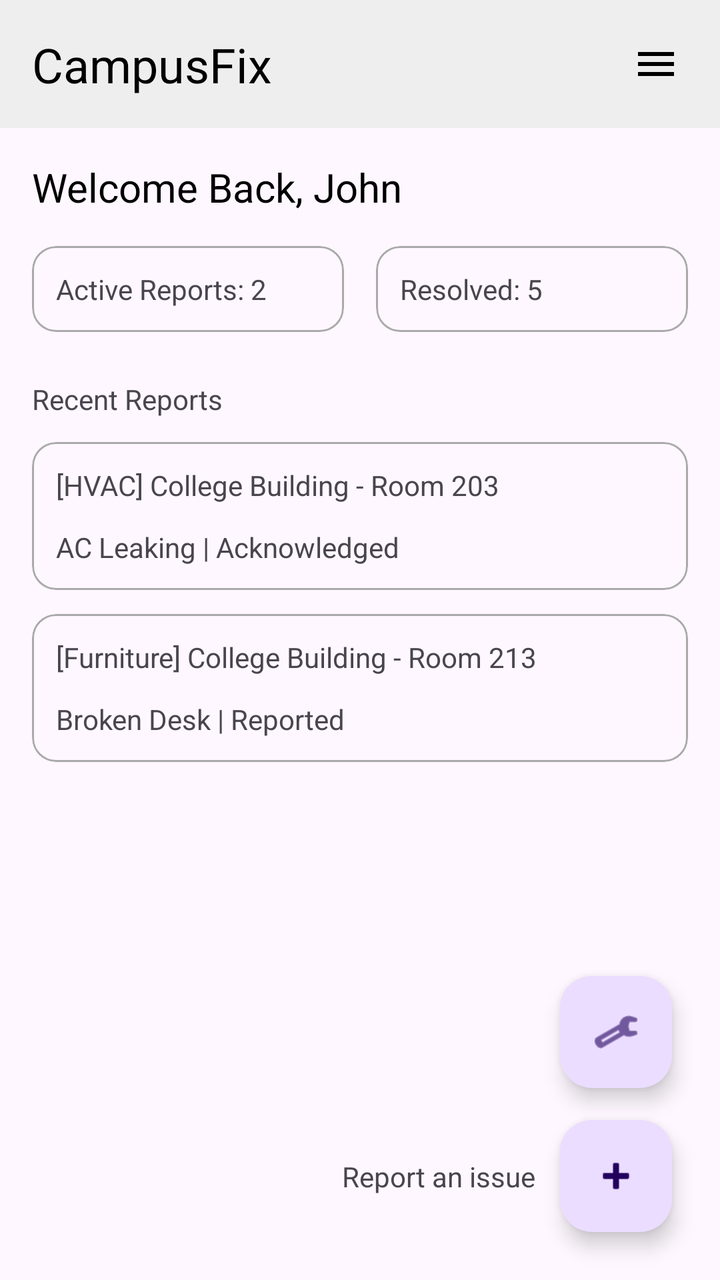
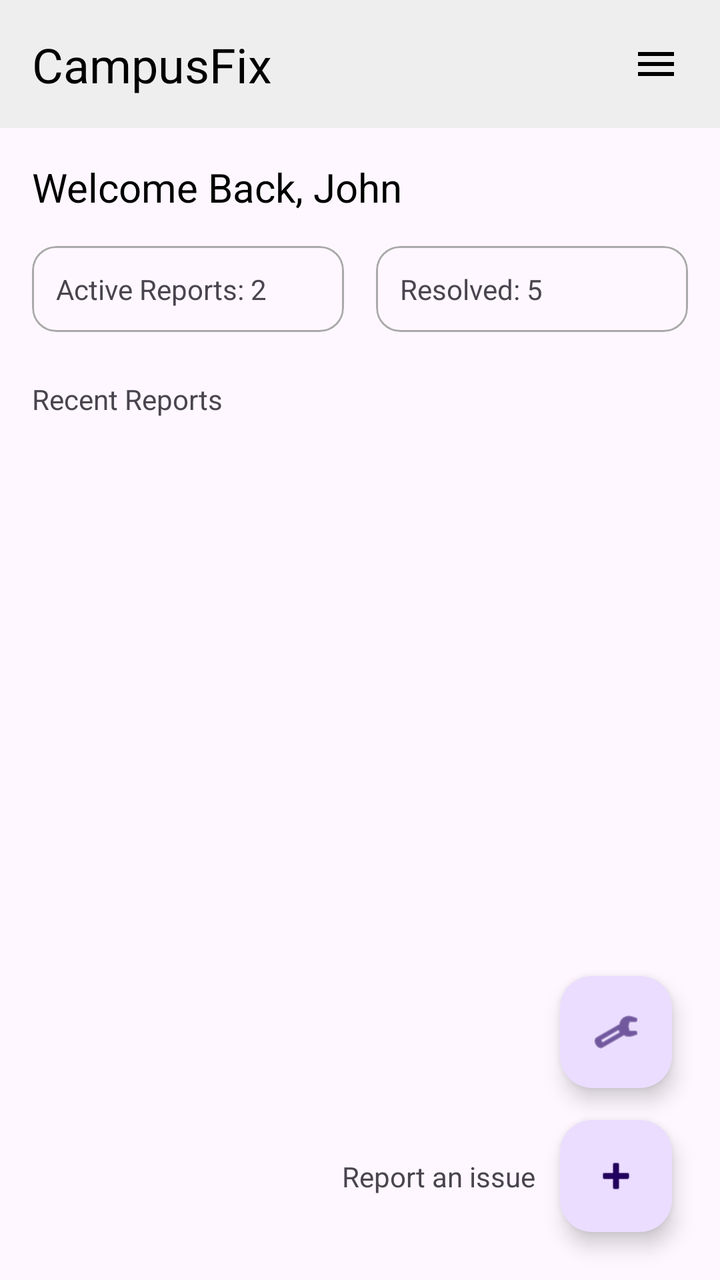

Compare the two renders of this Android layout. The source of the first and the diff that turns it into the second are given below.
<!-- AndroidManifest.xml: application theme Theme.CampusFix -->
<!-- res/layout/activity_dashboard.xml -->
<?xml version="1.0" encoding="utf-8"?>
<androidx.constraintlayout.widget.ConstraintLayout
    xmlns:android="http://schemas.android.com/apk/res/android"
    xmlns:app="http://schemas.android.com/apk/res-auto"
    xmlns:tools="http://schemas.android.com/tools"
    android:id="@+id/main"
    android:layout_width="match_parent"
    android:layout_height="match_parent"
    tools:context=".DashboardActivity">

    
    <androidx.constraintlayout.widget.ConstraintLayout
        android:id="@+id/topBar"
        android:layout_width="0dp"
        android:layout_height="64dp"
        android:background="#EEEEEE"
        app:layout_constraintEnd_toEndOf="parent"
        app:layout_constraintStart_toStartOf="parent"
        app:layout_constraintTop_toTopOf="parent">

        <TextView
            android:id="@+id/tvAppName"
            android:layout_width="wrap_content"
            android:layout_height="wrap_content"
            android:layout_marginStart="16dp"
            android:text="CampusFix"
            android:textColor="@android:color/black"
            android:textSize="24sp"
            app:layout_constraintBottom_toBottomOf="parent"
            app:layout_constraintStart_toStartOf="parent"
            app:layout_constraintTop_toTopOf="parent" />

        <ImageView
            android:id="@+id/ivMenu"
            android:layout_width="48dp"
            android:layout_height="48dp"
            android:layout_marginEnd="8dp"
            android:contentDescription="Menu"
            android:padding="12dp"
            android:src="@drawable/ic_menu"
            app:layout_constraintBottom_toBottomOf="parent"
            app:layout_constraintEnd_toEndOf="parent"
            app:layout_constraintTop_toTopOf="parent" />
    </androidx.constraintlayout.widget.ConstraintLayout>

    
    <TextView
        android:id="@+id/tvWelcome"
        android:layout_width="wrap_content"
        android:layout_height="wrap_content"
        android:layout_marginStart="16dp"
        android:layout_marginTop="16dp"
        android:text="Welcome Back, John"
        android:textColor="@android:color/black"
        android:textSize="20sp"
        app:layout_constraintStart_toStartOf="parent"
        app:layout_constraintTop_toBottomOf="@id/topBar" />

    
    <com.google.android.material.card.MaterialCardView
        android:id="@+id/cardActive"
        android:layout_width="0dp"
        android:layout_height="wrap_content"
        android:layout_marginStart="16dp"
        android:layout_marginTop="16dp"
        android:layout_marginEnd="8dp"
        app:cardElevation="0dp"
        app:strokeColor="@android:color/darker_gray"
        app:strokeWidth="1dp"
        app:layout_constraintEnd_toStartOf="@id/cardResolved"
        app:layout_constraintHorizontal_chainStyle="spread"
        app:layout_constraintStart_toStartOf="parent"
        app:layout_constraintTop_toBottomOf="@id/tvWelcome">

        <TextView
            android:id="@+id/tvActive"
            android:layout_width="match_parent"
            android:layout_height="wrap_content"
            android:padding="12dp"
            android:text="Active Reports: 2"
            android:textSize="14sp" />
    </com.google.android.material.card.MaterialCardView>

    <com.google.android.material.card.MaterialCardView
        android:id="@+id/cardResolved"
        android:layout_width="0dp"
        android:layout_height="wrap_content"
        android:layout_marginStart="8dp"
        android:layout_marginEnd="16dp"
        app:cardElevation="0dp"
        app:strokeColor="@android:color/darker_gray"
        app:strokeWidth="1dp"
        app:layout_constraintBottom_toBottomOf="@id/cardActive"
        app:layout_constraintEnd_toEndOf="parent"
        app:layout_constraintStart_toEndOf="@id/cardActive"
        app:layout_constraintTop_toTopOf="@id/cardActive">

        <TextView
            android:id="@+id/tvResolved"
            android:layout_width="match_parent"
            android:layout_height="wrap_content"
            android:padding="12dp"
            android:text="Resolved: 5"
            android:textSize="14sp" />
    </com.google.android.material.card.MaterialCardView>

    
    <TextView
        android:id="@+id/tvRecent"
        android:layout_width="wrap_content"
        android:layout_height="wrap_content"
        android:layout_marginStart="16dp"
        android:layout_marginTop="24dp"
        android:text="Recent Reports"
        android:textSize="14sp"
        app:layout_constraintStart_toStartOf="parent"
        app:layout_constraintTop_toBottomOf="@id/cardActive" />

    <com.google.android.material.card.MaterialCardView
        android:id="@+id/cardReport1"
        android:layout_width="0dp"
        android:layout_height="wrap_content"
        android:layout_marginStart="16dp"
        android:layout_marginTop="12dp"
        android:layout_marginEnd="16dp"
        app:cardElevation="0dp"
        app:strokeColor="@android:color/darker_gray"
        app:strokeWidth="1dp"
        app:layout_constraintEnd_toEndOf="parent"
        app:layout_constraintStart_toStartOf="parent"
        app:layout_constraintTop_toBottomOf="@id/tvRecent">

        <androidx.constraintlayout.widget.ConstraintLayout
            android:layout_width="match_parent"
            android:layout_height="wrap_content"
            android:padding="12dp">

            <TextView
                android:id="@+id/tvReport1Title"
                android:layout_width="wrap_content"
                android:layout_height="wrap_content"
                android:text="[HVAC] College Building - Room 203"
                android:textSize="14sp"
                app:layout_constraintStart_toStartOf="parent"
                app:layout_constraintTop_toTopOf="parent" />

            <TextView
                android:id="@+id/tvReport1Status"
                android:layout_width="wrap_content"
                android:layout_height="wrap_content"
                android:layout_marginTop="12dp"
                android:text="AC Leaking | Acknowledged"
                android:textSize="14sp"
                app:layout_constraintStart_toStartOf="parent"
                app:layout_constraintTop_toBottomOf="@id/tvReport1Title" />
        </androidx.constraintlayout.widget.ConstraintLayout>
    </com.google.android.material.card.MaterialCardView>

    <com.google.android.material.card.MaterialCardView
        android:id="@+id/cardReport2"
        android:layout_width="0dp"
        android:layout_height="wrap_content"
        android:layout_marginStart="16dp"
        android:layout_marginTop="12dp"
        android:layout_marginEnd="16dp"
        app:cardElevation="0dp"
        app:strokeColor="@android:color/darker_gray"
        app:strokeWidth="1dp"
        app:layout_constraintEnd_toEndOf="parent"
        app:layout_constraintStart_toStartOf="parent"
        app:layout_constraintTop_toBottomOf="@id/cardReport1">

        <androidx.constraintlayout.widget.ConstraintLayout
            android:layout_width="match_parent"
            android:layout_height="wrap_content"
            android:padding="12dp">

            <TextView
                android:id="@+id/tvReport2Title"
                android:layout_width="wrap_content"
                android:layout_height="wrap_content"
                android:text="[Furniture] College Building - Room 213"
                android:textSize="14sp"
                app:layout_constraintStart_toStartOf="parent"
                app:layout_constraintTop_toTopOf="parent" />

            <TextView
                android:id="@+id/tvReport2Status"
                android:layout_width="wrap_content"
                android:layout_height="wrap_content"
                android:layout_marginTop="12dp"
                android:text="Broken Desk | Reported"
                android:textSize="14sp"
                app:layout_constraintStart_toStartOf="parent"
                app:layout_constraintTop_toBottomOf="@id/tvReport2Title" />
        </androidx.constraintlayout.widget.ConstraintLayout>
    </com.google.android.material.card.MaterialCardView>

    
    <com.google.android.material.floatingactionbutton.FloatingActionButton
        android:id="@+id/fabReport"
        android:layout_width="wrap_content"
        android:layout_height="wrap_content"
        android:layout_marginEnd="24dp"
        android:layout_marginBottom="24dp"
        android:contentDescription="Report an issue"
        android:src="@android:drawable/ic_input_add"
        app:fabSize="normal"
        app:layout_constraintBottom_toBottomOf="parent"
        app:layout_constraintEnd_toEndOf="parent" />

    <TextView
        android:id="@+id/tvReportLabel"
        android:layout_width="wrap_content"
        android:layout_height="wrap_content"
        android:layout_marginEnd="12dp"
        android:text="Report an issue"
        android:textSize="14sp"
        app:layout_constraintBottom_toBottomOf="@id/fabReport"
        app:layout_constraintEnd_toStartOf="@id/fabReport"
        app:layout_constraintTop_toTopOf="@id/fabReport" />

    <com.google.android.material.floatingactionbutton.FloatingActionButton
        android:id="@+id/fabSecondary1"
        android:layout_width="wrap_content"
        android:layout_height="wrap_content"
        android:layout_marginBottom="16dp"
        android:contentDescription="Action 1"
        android:src="@android:drawable/ic_menu_manage"
        app:fabSize="mini"
        app:layout_constraintBottom_toTopOf="@id/fabReport"
        app:layout_constraintEnd_toEndOf="@id/fabReport"
        app:layout_constraintStart_toStartOf="@id/fabReport" />

</androidx.constraintlayout.widget.ConstraintLayout>
<!-- resources referenced by this layout -->
<resources>
  <!-- drawable ic_menu (drawable) -->
  <vector xmlns:android="http://schemas.android.com/apk/res/android"
      android:width="24dp"
      android:height="24dp"
      android:viewportWidth="24"
      android:viewportHeight="24"
      android:tint="#000000">
      <path
          android:fillColor="@android:color/white"
          android:pathData="M3,18h18v-2L3,16v2zM3,13h18v-2L3,11v2zM3,6v2h18L21,6L3,6z" />
  </vector>
  <style name="Theme.CampusFix" parent="Theme.Material3.Light.NoActionBar" />
</resources>

<!-- the commit's change to res/layout/activity_dashboard.xml (unified diff, before → after) -->
@@ -116,85 +116,19 @@
         app:layout_constraintStart_toStartOf="parent"
         app:layout_constraintTop_toBottomOf="@id/cardActive" />
 
-    <com.google.android.material.card.MaterialCardView
-        android:id="@+id/cardReport1"
-        android:layout_width="0dp"
-        android:layout_height="wrap_content"
-        android:layout_marginStart="16dp"
+    <androidx.recyclerview.widget.RecyclerView
+        android:id="@+id/rvReports"
+        android:layout_width="0dp"
+        android:layout_height="0dp"
         android:layout_marginTop="12dp"
-        android:layout_marginEnd="16dp"
-        app:cardElevation="0dp"
-        app:strokeColor="@android:color/darker_gray"
-        app:strokeWidth="1dp"
-        app:layout_constraintEnd_toEndOf="parent"
-        app:layout_constraintStart_toStartOf="parent"
-        app:layout_constraintTop_toBottomOf="@id/tvRecent">
-
-        <androidx.constraintlayout.widget.ConstraintLayout
-            android:layout_width="match_parent"
-            android:layout_height="wrap_content"
-            android:padding="12dp">
-
-            <TextView
-                android:id="@+id/tvReport1Title"
-                android:layout_width="wrap_content"
-                android:layout_height="wrap_content"
-                android:text="[HVAC] College Building - Room 203"
-                android:textSize="14sp"
-                app:layout_constraintStart_toStartOf="parent"
-                app:layout_constraintTop_toTopOf="parent" />
-
-            <TextView
-                android:id="@+id/tvReport1Status"
-                android:layout_width="wrap_content"
-                android:layout_height="wrap_content"
-                android:layout_marginTop="12dp"
-                android:text="AC Leaking | Acknowledged"
-                android:textSize="14sp"
-                app:layout_constraintStart_toStartOf="parent"
-                app:layout_constraintTop_toBottomOf="@id/tvReport1Title" />
-        </androidx.constraintlayout.widget.ConstraintLayout>
-    </com.google.android.material.card.MaterialCardView>
-
-    <com.google.android.material.card.MaterialCardView
-        android:id="@+id/cardReport2"
-        android:layout_width="0dp"
-        android:layout_height="wrap_content"
-        android:layout_marginStart="16dp"
-        android:layout_marginTop="12dp"
-        android:layout_marginEnd="16dp"
-        app:cardElevation="0dp"
-        app:strokeColor="@android:color/darker_gray"
-        app:strokeWidth="1dp"
-        app:layout_constraintEnd_toEndOf="parent"
-        app:layout_constraintStart_toStartOf="parent"
-        app:layout_constraintTop_toBottomOf="@id/cardReport1">
-
-        <androidx.constraintlayout.widget.ConstraintLayout
-            android:layout_width="match_parent"
-            android:layout_height="wrap_content"
-            android:padding="12dp">
-
-            <TextView
-                android:id="@+id/tvReport2Title"
-                android:layout_width="wrap_content"
-                android:layout_height="wrap_content"
-                android:text="[Furniture] College Building - Room 213"
-                android:textSize="14sp"
-                app:layout_constraintStart_toStartOf="parent"
-                app:layout_constraintTop_toTopOf="parent" />
-
-            <TextView
-                android:id="@+id/tvReport2Status"
-                android:layout_width="wrap_content"
-                android:layout_height="wrap_content"
-                android:layout_marginTop="12dp"
-                android:text="Broken Desk | Reported"
-                android:textSize="14sp"
-                app:layout_constraintStart_toStartOf="parent"
-                app:layout_constraintTop_toBottomOf="@id/tvReport2Title" />
-        </androidx.constraintlayout.widget.ConstraintLayout>
-    </com.google.android.material.card.MaterialCardView>
+        android:clipToPadding="false"
+        android:paddingHorizontal="16dp"
+        android:paddingBottom="96dp"
+        app:layoutManager="androidx.recyclerview.widget.LinearLayoutManager"
+        app:layout_constraintBottom_toBottomOf="parent"
+        app:layout_constraintEnd_toEndOf="parent"
+        app:layout_constraintStart_toStartOf="parent"
+        app:layout_constraintTop_toBottomOf="@id/tvRecent" />
 
     
     <com.google.android.material.floatingactionbutton.FloatingActionButton
@@ -232,4 +166,70 @@
         app:layout_constraintEnd_toEndOf="@id/fabReport"
         app:layout_constraintStart_toStartOf="@id/fabReport" />
 
+    
+
+    
+    <View
+        android:id="@+id/menuScrim"
+        android:layout_width="0dp"
+        android:layout_height="0dp"
+        android:clickable="true"
+        android:focusable="true"
+        android:visibility="gone"
+        app:layout_constraintBottom_toBottomOf="parent"
+        app:layout_constraintEnd_toEndOf="parent"
+        app:layout_constraintStart_toStartOf="parent"
+        app:layout_constraintTop_toBottomOf="@id/topBar" />
+
+    <com.google.android.material.card.MaterialCardView
+        android:id="@+id/menuPanel"
+        android:layout_width="200dp"
+        android:layout_height="wrap_content"
+        android:layout_marginTop="4dp"
+        android:layout_marginEnd="8dp"
+        android:visibility="gone"
+        app:cardCornerRadius="12dp"
+        app:cardElevation="8dp"
+        app:layout_constraintEnd_toEndOf="parent"
+        app:layout_constraintTop_toBottomOf="@id/topBar">
+
+        <LinearLayout
+            android:layout_width="match_parent"
+            android:layout_height="wrap_content"
+            android:orientation="vertical"
+            android:paddingVertical="4dp">
+
+            <com.google.android.material.button.MaterialButton
+                android:id="@+id/btnMenuProfile"
+                style="@style/Widget.Material3.Button.TextButton"
+                android:layout_width="match_parent"
+                android:layout_height="wrap_content"
+                android:gravity="start|center_vertical"
+                android:text="Profile" />
+
+            <com.google.android.material.button.MaterialButton
+                android:id="@+id/btnMenuMyReports"
+                style="@style/Widget.Material3.Button.TextButton"
+                android:layout_width="match_parent"
+                android:layout_height="wrap_content"
+                android:gravity="start|center_vertical"
+                android:text="My Reports" />
+
+            <View
+                android:layout_width="match_parent"
+                android:layout_height="1dp"
+                android:layout_marginVertical="4dp"
+                android:background="@android:color/darker_gray" />
+
+            <com.google.android.material.button.MaterialButton
+                android:id="@+id/btnMenuLogout"
+                style="@style/Widget.Material3.Button.TextButton"
+                android:layout_width="match_parent"
+                android:layout_height="wrap_content"
+                android:gravity="start|center_vertical"
+                android:text="Logout"
+                android:textColor="@android:color/holo_red_dark" />
+        </LinearLayout>
+    </com.google.android.material.card.MaterialCardView>
+
 </androidx.constraintlayout.widget.ConstraintLayout>
